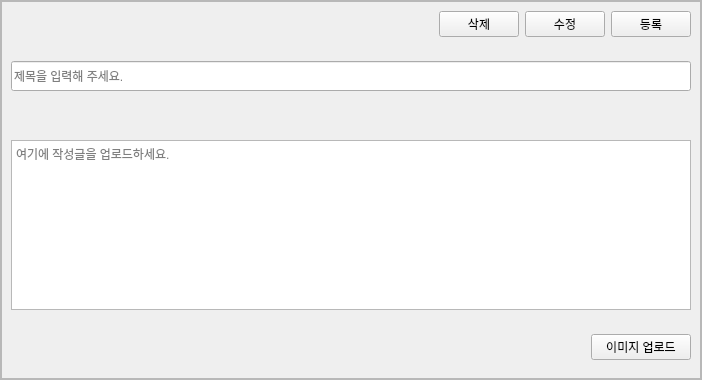
guaba98/class_album, file UI/UI_board_write.ui: the form before one commit.
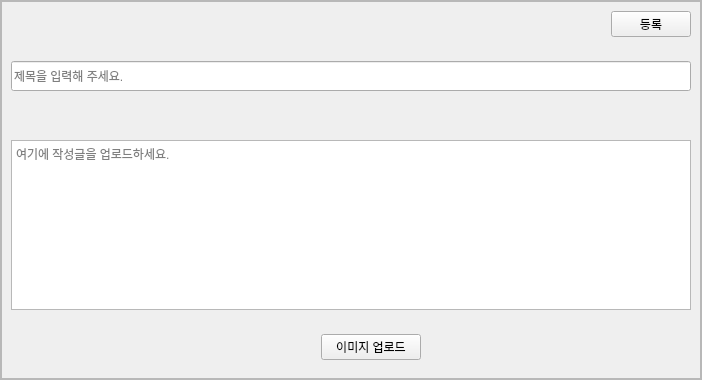
The form after the commit.

Commit message: 0722 ui 수정(메인위젯 로그아웃, 글 수정 및 삭제버튼 추가)

```diff
--- a/UI/UI_board_write.ui
+++ b/UI/UI_board_write.ui
@@ -158,20 +158,6 @@
                </property>
               </spacer>
              </item>
-             <item>
-              <widget class="QPushButton" name="del_btn">
-               <property name="text">
-                <string>삭제</string>
-               </property>
-              </widget>
-             </item>
-             <item>
-              <widget class="QPushButton" name="edit_btn">
-               <property name="text">
-                <string>수정</string>
-               </property>
-              </widget>
-             </item>
              <item>
               <widget class="QPushButton" name="admit_btn">
                <property name="text">
@@ -287,6 +273,9 @@
                <property name="orientation">
                 <enum>Qt::Horizontal</enum>
                </property>
+               <property name="sizeType">
+                <enum>QSizePolicy::Preferred</enum>
+               </property>
                <property name="sizeHint" stdset="0">
                 <size>
                  <width>40</width>
@@ -303,6 +292,12 @@
                  <height>0</height>
                 </size>
                </property>
+               <property name="maximumSize">
+                <size>
+                 <width>100</width>
+                 <height>16777215</height>
+                </size>
+               </property>
                <property name="text">
                 <string>이미지 업로드</string>
                </property>
```
The commit also changes 5 other files.
